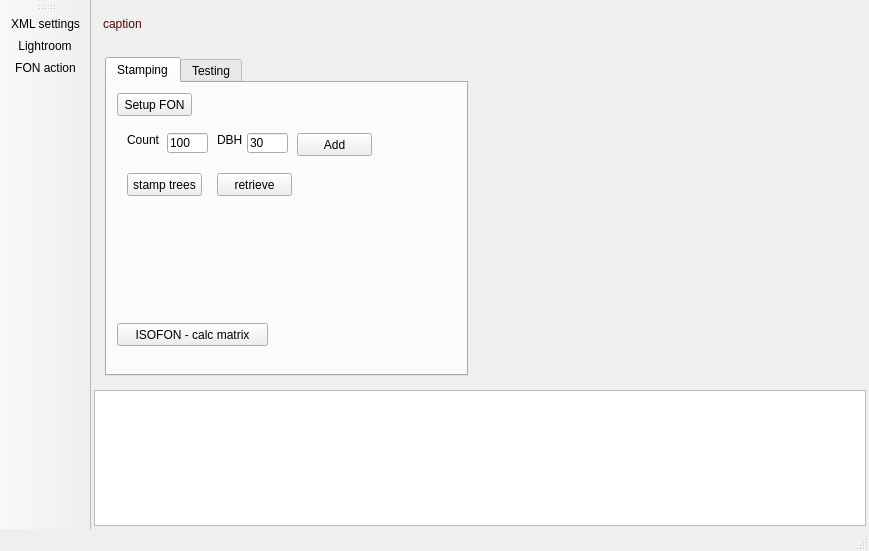
The window that fonstudio/mainwindow.ui (edfm-tum/iland-model) describes before a commit, drawn with Qt 5.
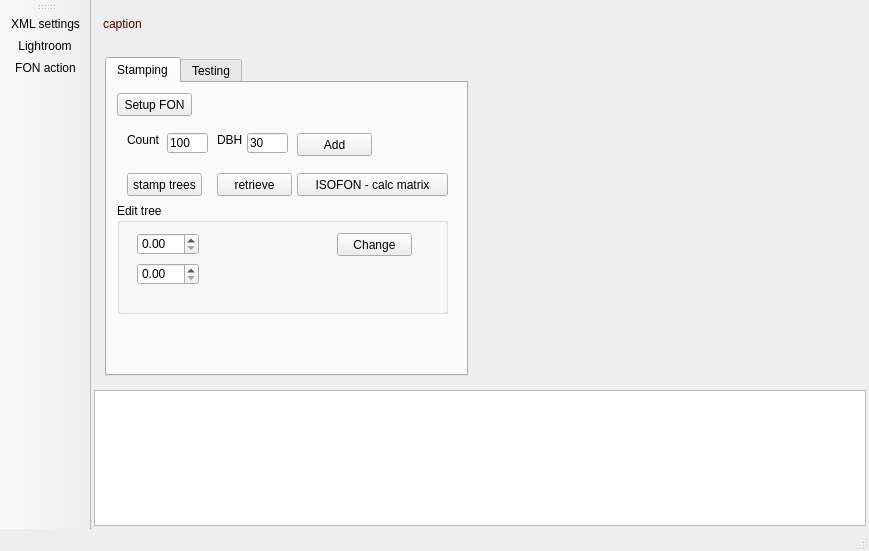
The same window after the commit. The open tabs and pages were chosen to show the change. Icons and pictures are not drawn. Custom widgets are drawn as their Qt base class.

What changed in the file:
```diff
--- a/fonstudio/mainwindow.ui
+++ b/fonstudio/mainwindow.ui
@@ -508,8 +508,8 @@
            <widget class="QPushButton" name="calcMatrix">
             <property name="geometry">
              <rect>
-              <x>10</x>
-              <y>240</y>
+              <x>190</x>
+              <y>90</y>
               <width>151</width>
               <height>23</height>
              </rect>
@@ -531,6 +531,61 @@
              <string>Setup FON</string>
             </property>
            </widget>
+           <widget class="QGroupBox" name="gEditTree">
+            <property name="geometry">
+             <rect>
+              <x>10</x>
+              <y>120</y>
+              <width>331</width>
+              <height>111</height>
+             </rect>
+            </property>
+            <property name="title">
+             <string>Edit tree</string>
+            </property>
+            <widget class="QDoubleSpinBox" name="treeDbh">
+             <property name="geometry">
+              <rect>
+               <x>20</x>
+               <y>30</y>
+               <width>62</width>
+               <height>22</height>
+              </rect>
+             </property>
+             <property name="toolTip">
+              <string>diameter (cm)</string>
+             </property>
+             <property name="maximum">
+              <double>299.990000000000009</double>
+             </property>
+            </widget>
+            <widget class="QDoubleSpinBox" name="treeHeight">
+             <property name="geometry">
+              <rect>
+               <x>20</x>
+               <y>60</y>
+               <width>62</width>
+               <height>22</height>
+              </rect>
+             </property>
+             <property name="toolTip">
+              <string>Height [m]</string>
+             </property>
+            </widget>
+            <widget class="QPushButton" name="treeChange">
+             <property name="geometry">
+              <rect>
+               <x>220</x>
+               <y>30</y>
+               <width>75</width>
+               <height>23</height>
+              </rect>
+             </property>
+             <property name="text">
+              <string>Change</string>
+             </property>
+            </widget>
+           </widget>
           </widget>
           <widget class="QWidget" name="tab_2">
            <attribute name="title">
```
Left out of the diff: 29 changed lines with no effect on the pictures.
